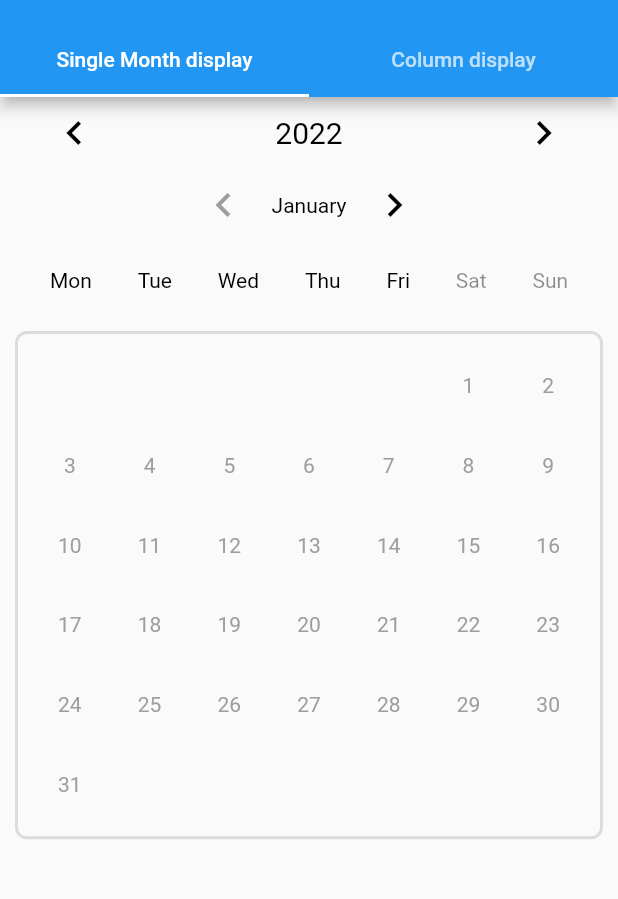
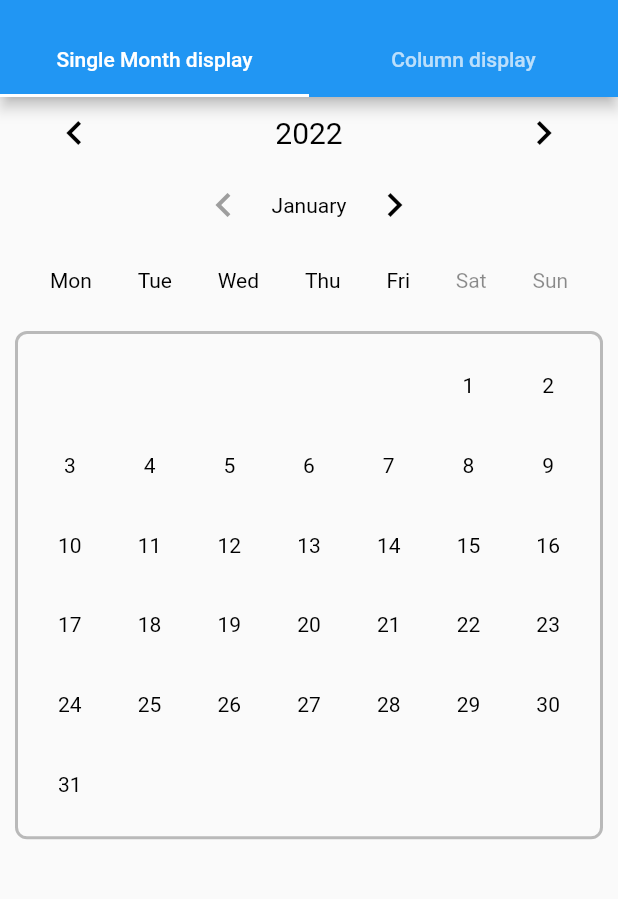
Before and after one commit to tajaouart/interactive_calendar, a Flutter app: the screen it shows after launch, after a tap on the "chevron left" icon, on a phone screen of 412 x 824 dp, the part 59-958 px from its top. Run offline on Flutter 3.47's test engine with Material 2 defaults, Android fonts, the phone set to English and light mode, and no system bars.

Commit message:
changed some colors

```diff
--- a/example/lib/main.dart
+++ b/example/lib/main.dart
@@ -3,23 +3,13 @@ import 'package:interactive_calendar/interactive_calendar.dart';
 import 'package:intl/intl.dart';
 
 void main() {
-  runApp(const MyApp());
-}
-
-class MyApp extends StatelessWidget {
-  const MyApp({super.key});
-
-  // This widget is the root of your application.
-  @override
-  Widget build(BuildContext context) {
-    return MaterialApp(
-      title: 'Interactive Calendar Demo',
-      theme: ThemeData(
-        primarySwatch: Colors.blue,
+  runApp(
+    const MaterialApp(
+      home: MyHomePage(
+        title: 'Interactive Calendar Demo',
       ),
-      home: const MyHomePage(title: 'Interactive Calendar Demo'),
-    );
-  }
+    ),
+  );
 }
 
 class MyHomePage extends StatefulWidget {
@@ -73,6 +63,7 @@ class _MyHomePageState extends State<MyHomePage> {
               displayMode: DisplayMode.singleMonth,
               onPreviousYear: previousYear(),
               onHighlightedDayTap: onDayTap,
+              onOtherDayTap: onDayTap,
               currentDate: currentDate,
               onNextYear: nextYear(),
               darkMode: darkMode,
--- a/lib/src/components/day_widget.dart
+++ b/lib/src/components/day_widget.dart
@@ -62,7 +62,13 @@ class DayWidget extends StatelessWidget {
                   dayNumber.toString(),
                   textAlign: TextAlign.center,
                   style: TextStyle(
-                    color: isHighlightedDay ? textHighlightColor : Colors.grey,
+                    color: isHighlightedDay
+                        ? textHighlightColor
+                        : onOtherDayTap == null
+                            ? Colors.grey
+                            : darkMode
+                                ? Colors.white
+                                : Colors.black,
                   ),
                 ),
               ),
--- a/lib/src/components/month_widget.dart
+++ b/lib/src/components/month_widget.dart
@@ -58,7 +58,7 @@ class MonthWidget extends StatelessWidget {
           decoration: BoxDecoration(
             borderRadius: const BorderRadius.all(Radius.circular(8)),
             border: Border.all(
-              color: (darkMode ? Colors.white12 : Colors.black12),
+              color: (darkMode ? Colors.white24 : Colors.black26),
               width: 2,
             ),
           ),
```
